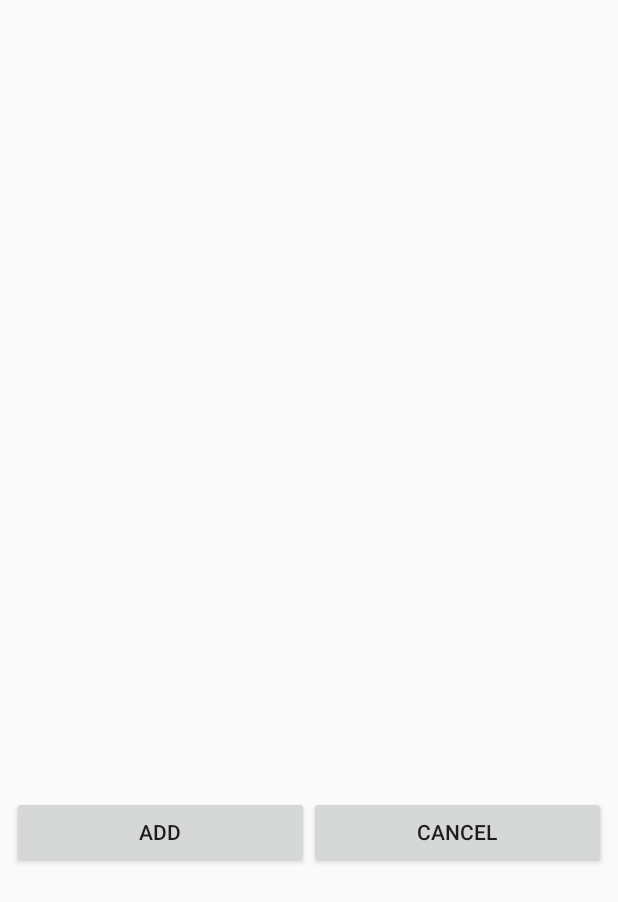
After one commit to wiolkast/easy-shopping-list, an Android app: the layout dialog_add_similar_confirmation.xml on its own in the app's theme, with its tools: preview values and no code run, on a phone screen of 412 x 824 dp. The commit adds this screen. Shown: the top 902 px of the screen. Run offline under Robolectric (Android 15) with nearby library versions, the phone set to English and light mode, and no system bars.

Commit message:
Added checking for similar products in database

```diff
--- a/app/src/main/java/pl/mobileturtle/easyshoppinglist/ListsActivity.java
+++ b/app/src/main/java/pl/mobileturtle/easyshoppinglist/ListsActivity.java
@@ -90,7 +90,7 @@ public class ListsActivity extends AppCompatActivity implements ListsAdapter.Cli
                     toast.setGravity(Gravity.CENTER, 0, 0);
                     toast.show();
                 } else {
-                    openConfirmationDialog(list);
+                    openDeleteConfirmationDialog(list);
                 }
                 break;
         }
@@ -135,7 +135,7 @@ public class ListsActivity extends AppCompatActivity implements ListsAdapter.Cli
         alertDialog.show();
     }
 
-    private void openConfirmationDialog(ListEntry list) {
+    private void openDeleteConfirmationDialog(ListEntry list) {
         AlertDialog.Builder builder = new AlertDialog.Builder(this);
         View dialogView = getLayoutInflater().inflate(R.layout.dialog_delete_confirmation, null);
         ButterKnife.bind(this, dialogView);
--- a/app/src/main/java/pl/mobileturtle/easyshoppinglist/data/ProductDao.java
+++ b/app/src/main/java/pl/mobileturtle/easyshoppinglist/data/ProductDao.java
@@ -15,6 +15,9 @@ public interface ProductDao {
     @Query("SELECT * FROM products ORDER BY productName COLLATE NOCASE ASC")
     LiveData<List<ProductEntry>> loadAllIProducts();
 
+    @Query("SELECT * FROM products WHERE productName LIKE '%' || :productName || '%' ORDER BY productName COLLATE NOCASE ASC")
+    List<ProductEntry> findSimilarProducts(String productName);
+
     @Insert
     void insertProduct(ProductEntry productEntry);
 
--- /dev/null
+++ b/app/src/main/res/layout/dialog_add_similar_confirmation.xml
@@ -0,0 +1,42 @@
+<?xml version="1.0" encoding="utf-8"?>
+<androidx.constraintlayout.widget.ConstraintLayout
+    xmlns:android="http://schemas.android.com/apk/res/android"
+    xmlns:app="http://schemas.android.com/apk/res-auto"
+    android:layout_width="match_parent"
+    android:layout_height="match_parent"
+    android:padding="8dp">
+
+    <TextView
+        android:id="@+id/tv_add_confirmation"
+        android:layout_width="match_parent"
+        android:layout_height="wrap_content"
+        android:textAppearance="@style/TextAppearance.AppCompat.Medium"
+        android:layout_marginStart="8dp"
+        android:layout_marginTop="8dp"
+        android:layout_marginBottom="16dp"
+        app:layout_constraintLeft_toLeftOf="parent"
+        app:layout_constraintRight_toRightOf="parent"
+        app:layout_constraintTop_toTopOf="parent"
+        app:layout_constraintBottom_toTopOf="@id/button_add"/>
+
+    <Button
+        android:id="@+id/button_add"
+        android:layout_width="0dp"
+        android:layout_height="wrap_content"
+        android:text="@string/button_add_title"
+        app:layout_constraintLeft_toLeftOf="parent"
+        app:layout_constraintRight_toLeftOf="@id/button_cancel"
+        app:layout_constraintTop_toBottomOf="@id/tv_add_confirmation"
+        app:layout_constraintBottom_toBottomOf="parent"/>
+
+    <Button
+        android:id="@+id/button_cancel"
+        android:layout_width="0dp"
+        android:layout_height="wrap_content"
+        android:text="@string/button_cancel_title"
+        app:layout_constraintLeft_toRightOf="@id/button_add"
+        app:layout_constraintRight_toRightOf="parent"
+        app:layout_constraintTop_toTopOf="@id/button_add"
+        app:layout_constraintBottom_toBottomOf="@id/button_add"/>
+
+</androidx.constraintlayout.widget.ConstraintLayout>
--- a/app/src/main/res/values/strings.xml
+++ b/app/src/main/res/values/strings.xml
@@ -28,10 +28,12 @@
     <string name="button_save_title">Save</string>
     <string name="button_delete_title">Delete</string>
     <string name="button_cancel_title">Cancel</string>
+    <string name="button_add_title">Add</string>
 
     <string name="edit_text_list_hint">Enter list name</string>
     <string name="edit_text_product_hint">Enter product name</string>
     <string name="delete_list_confirmation">Deleting list. Are you sure?</string>
     <string name="delete_product_confirmation">Deleting product. Are you sure?</string>
+    <string name="add_similar_product_confirmation">Are you sure? You already have in the list: </string>
 
 </resources>
```
Also changed, not shown: app/src/main/java/pl/mobileturtle/easyshoppinglist/ProductsActivity.java (+41 -4 lines), app/src/main/java/pl/mobileturtle/easyshoppinglist/data/ViewModel.java (+20 -2 lines), app/src/main/java/pl/mobileturtle/easyshoppinglist/utilities/AppExecutors.java (+21 -2 lines).
